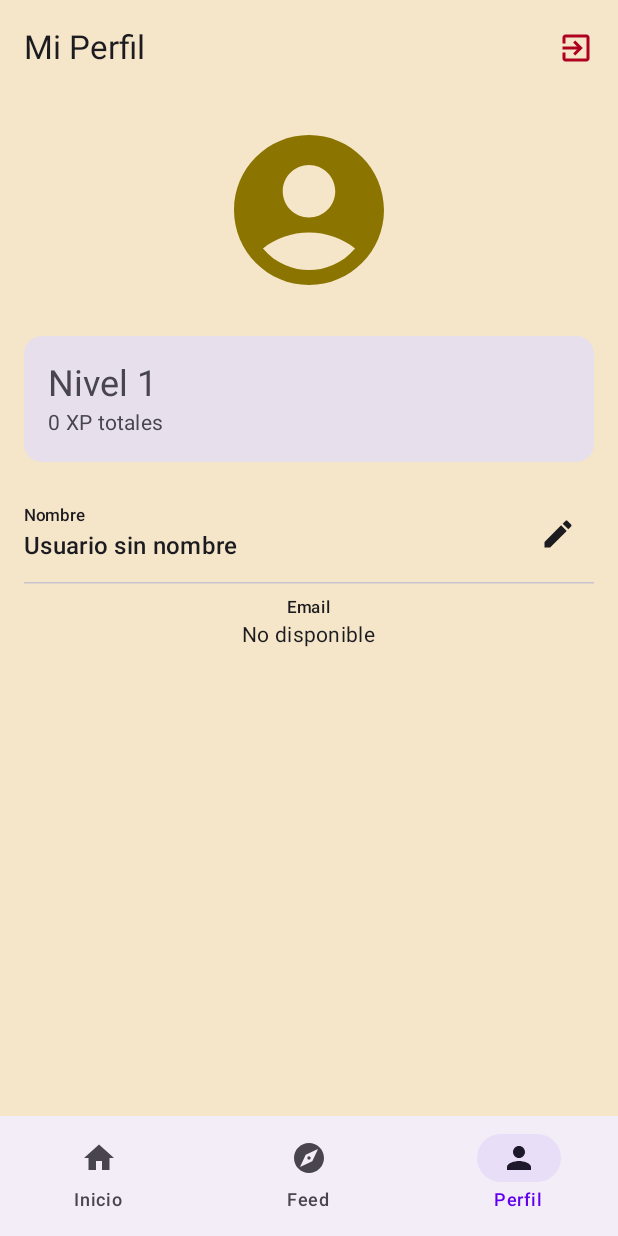
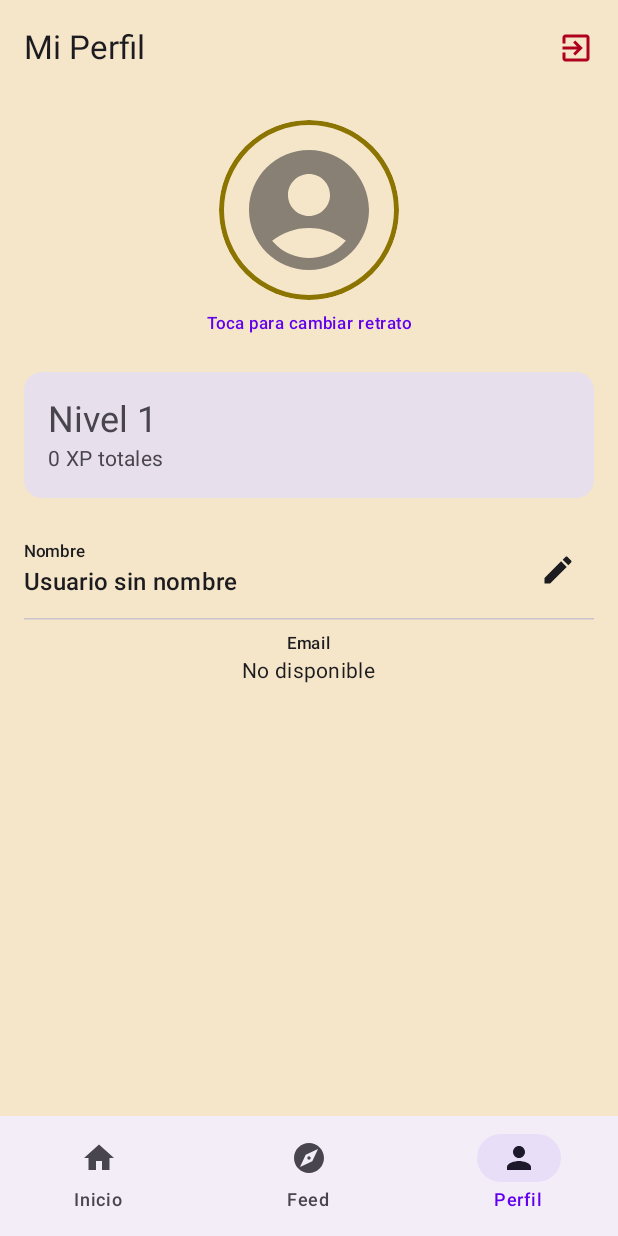
Before and after one commit to juanrobilara/progressian, an Android app built with Jetpack Compose: the ProfileScreen screen opened through its navigation route, on a phone screen of 412 x 824 dp. Run offline under Robolectric (Android 15) with nearby library versions, the phone set to English and light mode, and no system bars; our stand-ins replace Dagger/Hilt's generated code, Firebase (no records; nobody signed in at launch, a user with empty details on screens opened directly), Room's generated code; libraries missing offline, so code that uses them is left out: aws.sdk.kotlin, aws.smithy.kotlin, com.google.ai.client; pictures from the network do not load.

Commit message:
Implementacion de R2 para reemplazar storage

```diff
--- a/app/src/main/java/com/jurobil/progressian/di/AppModule.kt
+++ b/app/src/main/java/com/jurobil/progressian/di/AppModule.kt
@@ -2,6 +2,9 @@ package com.jurobil.progressian.di
 
 import android.content.Context
 import androidx.room.Room
+import aws.sdk.kotlin.runtime.auth.credentials.StaticCredentialsProvider
+import aws.sdk.kotlin.services.s3.S3Client
+import aws.smithy.kotlin.runtime.net.url.Url
 import com.google.ai.client.generativeai.GenerativeModel
 import com.google.ai.client.generativeai.type.generationConfig
 import com.google.firebase.auth.FirebaseAuth
@@ -80,4 +83,23 @@ object AppModule {
     @Provides
     @Singleton
     fun provideFirebaseStorage(): FirebaseStorage = FirebaseStorage.getInstance()
+
+
+    @Provides
+    @Singleton
+    fun provideS3Client(): S3Client {
+
+        val accountId = BuildConfig.ACCOUNT_ID
+        val accessKey = BuildConfig.ACCESS_KEY
+        val secretKey = BuildConfig.SECRET_ACCESS_KEY
+
+        return S3Client {
+            region = "auto"
+            endpointUrl = Url.parse("https://$accountId.r2.cloudflarestorage.com")
+            credentialsProvider = StaticCredentialsProvider {
+                accessKeyId = accessKey
+                secretAccessKey = secretKey
+            }
+        }
+    }
 }
--- a/app/src/main/java/com/jurobil/progressian/domain/repository/UserRepository.kt
+++ b/app/src/main/java/com/jurobil/progressian/domain/repository/UserRepository.kt
@@ -1,5 +1,6 @@
 package com.jurobil.progressian.domain.repository
 
+import android.net.Uri
 import com.jurobil.progressian.core.result.Result
 import com.jurobil.progressian.domain.model.UserStats
 import kotlinx.coroutines.flow.Flow
@@ -16,4 +17,6 @@ interface UserRepository {
     suspend fun removeXp(amount: Int)
     suspend fun logout()
     suspend fun updateUserProfile(name: String, photoUrl: String?): Result<Boolean>
+
+    suspend fun uploadAvatar(uri: Uri): String
 }
--- a/app/src/main/java/com/jurobil/progressian/ui/screens/profileScreen/ProfileScreen.kt
+++ b/app/src/main/java/com/jurobil/progressian/ui/screens/profileScreen/ProfileScreen.kt
@@ -1,6 +1,12 @@
 package com.jurobil.progressian.ui.screens.profileScreen
 
+import androidx.activity.compose.rememberLauncherForActivityResult
+import androidx.activity.result.PickVisualMediaRequest
+import androidx.activity.result.contract.ActivityResultContracts
+import androidx.compose.foundation.border
+import androidx.compose.foundation.clickable
 import androidx.compose.foundation.layout.*
+import androidx.compose.foundation.shape.CircleShape
 import androidx.compose.material.icons.Icons
 import androidx.compose.material.icons.automirrored.filled.ExitToApp
 import androidx.compose.material.icons.filled.AccountCircle
@@ -9,8 +15,11 @@ import androidx.compose.material3.*
 import androidx.compose.runtime.*
 import androidx.compose.ui.Alignment
 import androidx.compose.ui.Modifier
+import androidx.compose.ui.draw.clip
+import androidx.compose.ui.layout.ContentScale
 import androidx.compose.ui.unit.dp
 import androidx.hilt.navigation.compose.hiltViewModel
+import coil.compose.AsyncImage
 import com.jurobil.progressian.ui.screens.profileScreen.viewmodel.ProfileViewModel
 
 @OptIn(ExperimentalMaterial3Api::class)
@@ -25,6 +34,14 @@ fun ProfileScreen(
 
     var isEditing by remember { mutableStateOf(false) }
     var editedName by remember { mutableStateOf("") }
+
+    val photoPickerLauncher = rememberLauncherForActivityResult(
+        contract = ActivityResultContracts.PickVisualMedia()
+    ) { uri ->
+        if (uri != null) {
+            viewModel.onUpdateAvatar(uri)
+        }
+    }
 
 
     LaunchedEffect(state.logoutTriggered) {
@@ -57,11 +74,49 @@ fun ProfileScreen(
             horizontalAlignment = Alignment.CenterHorizontally
         ) {
 
-            Icon(
-                imageVector = Icons.Default.AccountCircle,
-                contentDescription = null,
-                modifier = Modifier.size(120.dp),
-                tint = MaterialTheme.colorScheme.primary
+            Box(
+                modifier = Modifier
+                    .size(120.dp)
+                    .clip(CircleShape)
+                    .border(3.dp, MaterialTheme.colorScheme.primary, CircleShape)
+                    .clickable {
+                        photoPickerLauncher.launch(
+                            PickVisualMediaRequest(ActivityResultContracts.PickVisualMedia.ImageOnly)
+                        )
+                    },
+                contentAlignment = Alignment.Center
+            ) {
+                if (!userStats.photoUrl.isNullOrBlank()) {
+                    AsyncImage(
+                        model = userStats.photoUrl,
+                        contentDescription = "Avatar del Héroe",
+                        modifier = Modifier.fillMaxSize(),
+                        contentScale = ContentScale.Crop
+                    )
+                } else {
+                    Icon(
+                        imageVector = Icons.Default.AccountCircle,
+                        contentDescription = "Sin Avatar",
+                        modifier = Modifier
+                            .fillMaxSize()
+                            .padding(12.dp),
+                        tint = MaterialTheme.colorScheme.onSurface.copy(alpha = 0.5f)
+                    )
+                }
+                if (state.isLoading) {
+                    CircularProgressIndicator(
+                        modifier = Modifier.size(40.dp),
+                        color = MaterialTheme.colorScheme.primary
+                    )
+                }
+            }
+
+            Spacer(modifier = Modifier.height(8.dp))
+
+            Text(
+                "Toca para cambiar retrato",
+                style = MaterialTheme.typography.labelSmall,
+                color = MaterialTheme.colorScheme.secondary
             )
 
             Spacer(modifier = Modifier.height(24.dp))
```
Also changed, not shown: app/build.gradle.kts (+8 -0 lines), app/src/main/java/com/jurobil/progressian/data/repository/UserRepositoryImpl.kt (+35 -1 lines), app/src/main/java/com/jurobil/progressian/ui/screens/profileScreen/viewmodel/ProfileViewModel.kt (+28 -0 lines).
